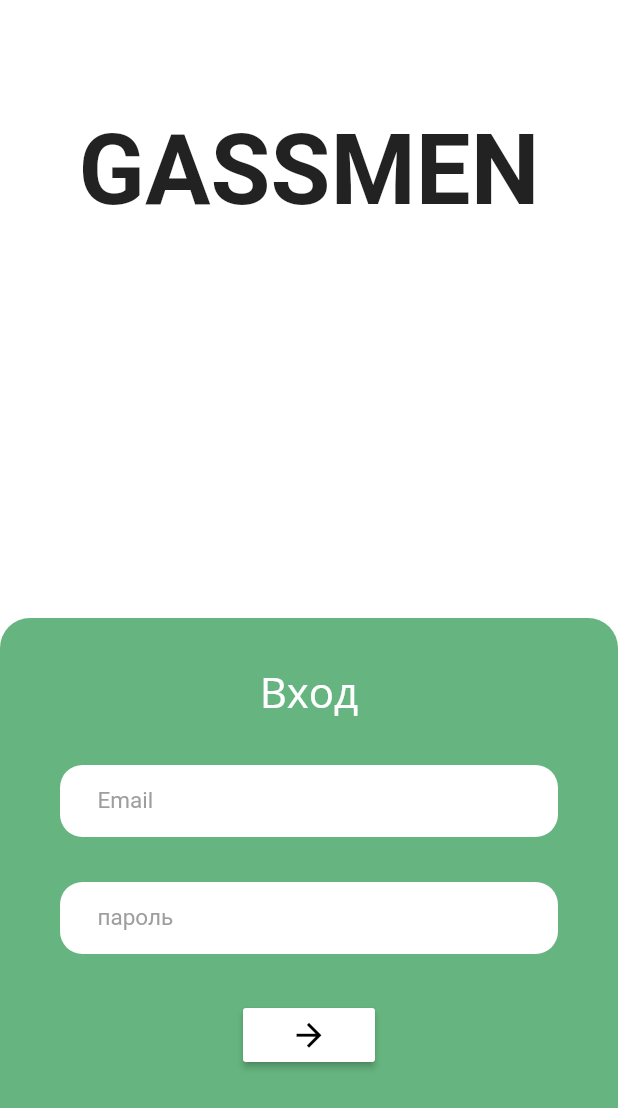
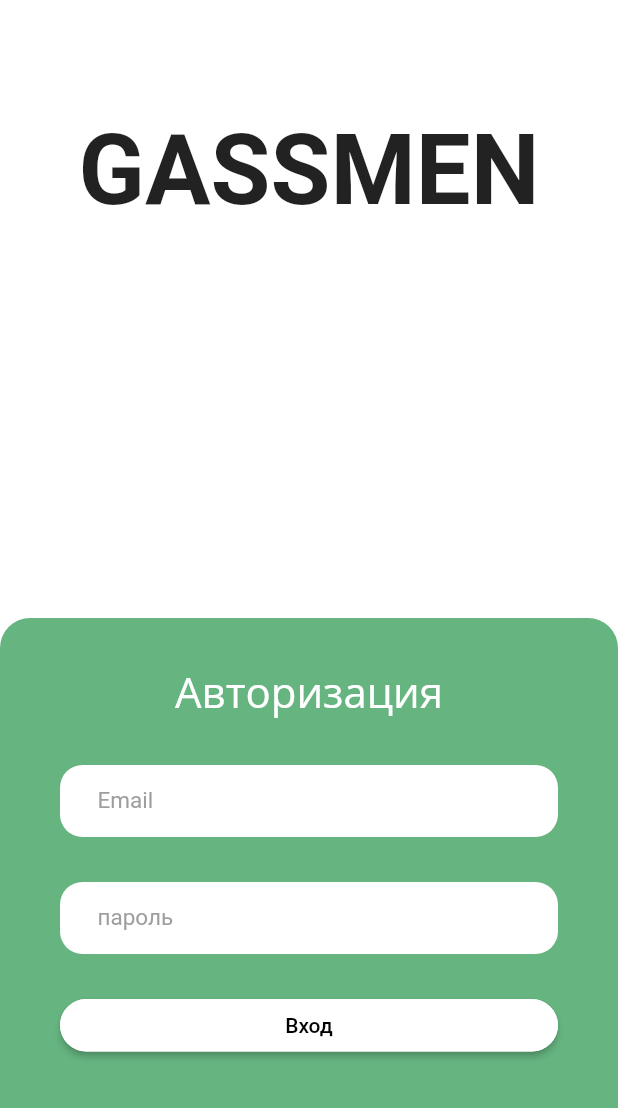
Before and after one commit to Crutches-Bicycles/gasmen-mobile, a Flutter app: the screen it shows after launch, on a phone screen of 412 x 824 dp. Shown: the top 1108 px of the screen. Run offline on Flutter 3.47's test engine with Material 2 defaults, Android fonts, the phone set to English and light mode, and no system bars; our stand-ins replace get, google_fonts; missing offline and left inert: dart:html, flutter_echarts.

Commit message:
Update auth_screen.dart
fix auth

```diff
--- a/lib/auth_screen.dart
+++ b/lib/auth_screen.dart
@@ -1,3 +1,5 @@
+import 'dart:html';
+
 import 'package:flutter/material.dart';
 import 'package:gassmen/constans.dart';
 import 'package:gassmen/mainpage.dart';
@@ -16,6 +18,8 @@ class _AuthScreenState extends State<AuthScreen> {
 
   final TextEditingController nameController = TextEditingController();
   final TextEditingController passwordController = TextEditingController();
+
+  List auth=['gasman@gmail.com','test@yandex.ru'];
 
   @override
   Widget build(BuildContext context) {
@@ -49,7 +53,7 @@ class _AuthScreenState extends State<AuthScreen> {
                           child: Column(
                             children: [
                             Text(
-                            'Вход',
+                            'Авторизация',
                             textAlign: TextAlign.center,
                             style:
                             GoogleFonts.openSans(color: Colors.white, fontSize: 28),
@@ -59,15 +63,26 @@ class _AuthScreenState extends State<AuthScreen> {
                           SizedBox(height: 30),
                           _buildTextField(passwordController,  'пароль', true),
                           SizedBox(height: 30),
-                          MaterialButton(
-                              onPressed: (){
-                                Get.to(()=>TryPage());
-                              },
-                            color: Colors.white,
-                            child: Icon(Icons.arrow_forward, color: Colors.black, size: 25,),
+                          Container(
+                            height: 35,
+                            width: _size.width,
+                            child: MaterialButton(
+                              shape: RoundedRectangleBorder(
+                                  borderRadius: BorderRadius.circular(18.0),
+                                  side: BorderSide(color: Colors.white)),
+                                onPressed: (){
+                                  if(auth.contains(nameController.text)){
+                                    Get.to(()=>TryPage());
+                                  }
+                                  else{
+                                    _showMessageDialog(context);
+                                  }
 
-                              )
-
+                                },
+                              color: Colors.white,
+                              child: Text("Вход", style: TextStyle(color: Colors.black),),
+                                ),
+                          ),
                             ],
                           ),
                         )
@@ -108,4 +123,17 @@ class _AuthScreenState extends State<AuthScreen> {
       ),
     );
   }
+  _showMessageDialog(BuildContext context) => showDialog(
+    context: context,
+    builder: (context) => AlertDialog(
+      title: Text('Ошибка авторизации',style: TextStyle(fontWeight: FontWeight.bold,color: Colors.black),),
+      content: Text('Пользователя не существует',style: TextStyle(color: Colors.black, fontSize: 15),),
+      actions: [
+        FlatButton(
+            onPressed: ()=> Navigator.of(context).pop(),
+            child: Text('Закрыть', style: TextStyle(color: Colors.blue),),
+        )
+      ],
+    )
+  );
 }
```
